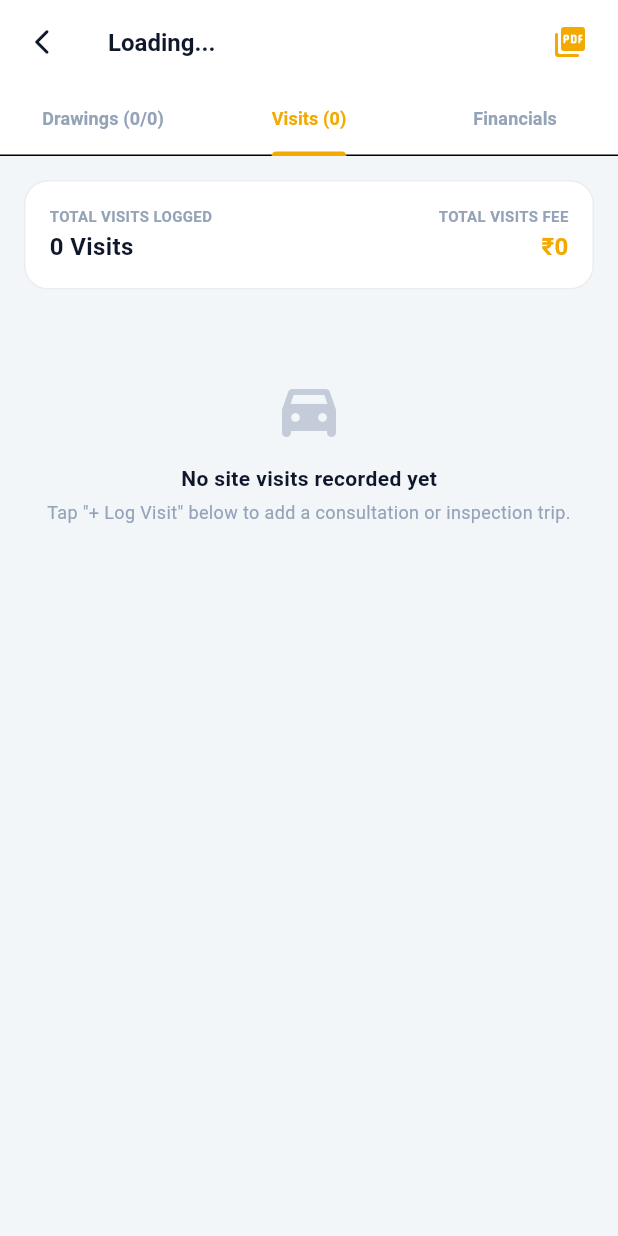
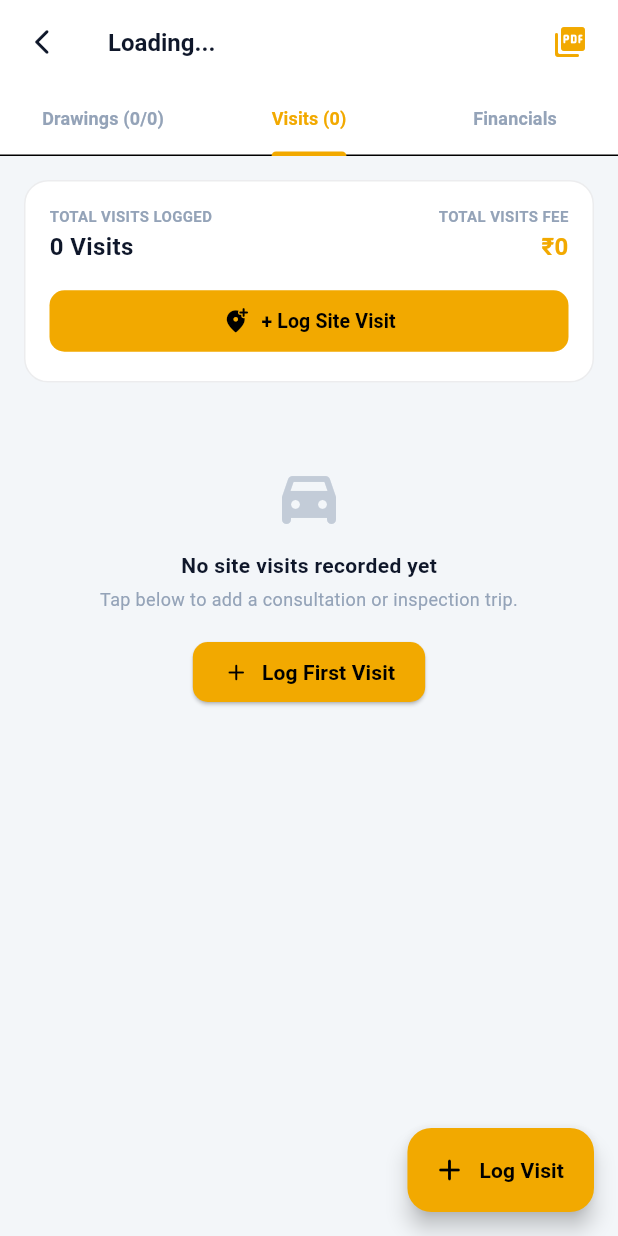
Before and after one commit to Tanvir4801/YS-Trackify, a Flutter app: the HousePlanDetailScreen screen opened directly with empty values, tab 2 chosen, on a phone screen of 412 x 824 dp. Run offline on Flutter 3.47's test engine with Material 3 defaults, Android fonts, the phone set to English and light mode, and no system bars; our stand-ins replace cloud_firestore, cloud_functions, connectivity_plus, device_info_plus, firebase_auth, firebase_core and 17 more; missing offline and left inert: dart:html, excel, firebase_app_check, mobile_scanner; accounts and stored records are empty.

Commit message:
fix(plans): show log visit buttons, add TabController listener, and synchronize full auto-calculation to admin

```diff
--- a/lib/screens/plans/house_plan_detail_screen.dart
+++ b/lib/screens/plans/house_plan_detail_screen.dart
@@ -32,6 +32,9 @@
   void initState() {
     super.initState();
     _tabController = TabController(length: 3, vsync: this);
+    _tabController.addListener(() {
+      if (mounted) setState(() {});
+    });
   }
 
   @override
@@ -504,7 +507,9 @@
             borderRadius: BorderRadius.circular(16),
             border: Border.all(color: border),
           ),
-          child: Row(
+          child: Column(
+            children: [
+              Row(
                 mainAxisAlignment: MainAxisAlignment.spaceBetween,
                 children: [
                   Column(
@@ -525,25 +530,53 @@
                   ),
                 ],
               ),
+              const SizedBox(height: 14),
+              SizedBox(
+                width: double.infinity,
+                child: ElevatedButton.icon(
+                  icon: const Icon(Icons.add_location_alt_rounded, size: 18, color: Colors.black),
+                  label: const Text('+ Log Site Visit', style: TextStyle(fontWeight: FontWeight.bold, color: Colors.black, fontSize: 13)),
+                  style: ElevatedButton.styleFrom(
+                    backgroundColor: AppColors.primaryColor(context),
+                    padding: const EdgeInsets.symmetric(vertical: 11),
+                    shape: RoundedRectangleBorder(borderRadius: BorderRadius.circular(10)),
+                    elevation: 0,
+                  ),
+                  onPressed: () => SiteVisitBottomSheet.show(context, owner: owner, provider: provider),
+                ),
+              ),
+            ],
+          ),
         ),
         const SizedBox(height: 16),
 
         if (visits.isEmpty)
           Center(
             child: Padding(
-              padding: const EdgeInsets.symmetric(vertical: 40),
+              padding: const EdgeInsets.symmetric(vertical: 36),
               child: Column(
                 children: [
                   Icon(Icons.directions_car_filled_rounded, size: 48, color: textMuted.withValues(alpha: 0.5)),
                   const SizedBox(height: 12),
                   Text('No site visits recorded yet', style: TextStyle(fontSize: 14, fontWeight: FontWeight.w600, color: textPrimary)),
                   const SizedBox(height: 4),
-                  Text('Tap "+ Log Visit" below to add a consultation or inspection trip.', textAlign: TextAlign.center, style: TextStyle(fontSize: 12, color: textMuted)),
+                  Text('Tap below to add a consultation or inspection trip.', textAlign: TextAlign.center, style: TextStyle(fontSize: 12, color: textMuted)),
+                  const SizedBox(height: 16),
+                  ElevatedButton.icon(
+                    icon: const Icon(Icons.add_rounded, size: 18, color: Colors.black),
+                    label: const Text('Log First Visit', style: TextStyle(fontWeight: FontWeight.bold, color: Colors.black)),
+                    style: ElevatedButton.styleFrom(
+                      backgroundColor: AppColors.primaryColor(context),
+                      padding: const EdgeInsets.symmetric(horizontal: 20, vertical: 10),
+                      shape: RoundedRectangleBorder(borderRadius: BorderRadius.circular(10)),
+                    ),
+                    onPressed: () => SiteVisitBottomSheet.show(context, owner: owner, provider: provider),
+                  ),
                 ],
               ),
             ),
           )
-        else
+        else ...[
           ...visits.asMap().entries.map((entry) {
             final v = entry.value;
             return Container(
@@ -645,6 +678,38 @@
               ),
             );
           }),
+          const SizedBox(height: 10),
+          BouncyTap(
+            onTap: () => SiteVisitBottomSheet.show(context, owner: owner, provider: provider),
+            child: Container(
+              padding: const EdgeInsets.symmetric(vertical: 13),
+              decoration: BoxDecoration(
+                color: surface,
+                borderRadius: BorderRadius.circular(12),
+                border: Border.all(
+                  color: AppColors.primaryColor(context).withValues(alpha: 0.45),
+                  width: 1.2,
+                ),
+              ),
+              child: Row(
+                mainAxisAlignment: MainAxisAlignment.center,
+                children: [
+                  Icon(Icons.add_circle_outline_rounded, color: AppColors.primaryColor(context), size: 19),
+                  const SizedBox(width: 8),
+                  Text(
+                    '+ Log Another Site Visit',
+                    style: TextStyle(
+                      fontSize: 13,
+                      fontWeight: FontWeight.bold,
+                      color: AppColors.primaryColor(context),
+                    ),
+                  ),
+                ],
+              ),
+            ),
+          ),
+          const SizedBox(height: 70), // space for FAB
+        ],
       ],
     );
   }
```
Also changed, not shown: lib/services/house_plans_service.dart (+46 -2 lines). Lines whose indentation alone changed are shown as unchanged.
